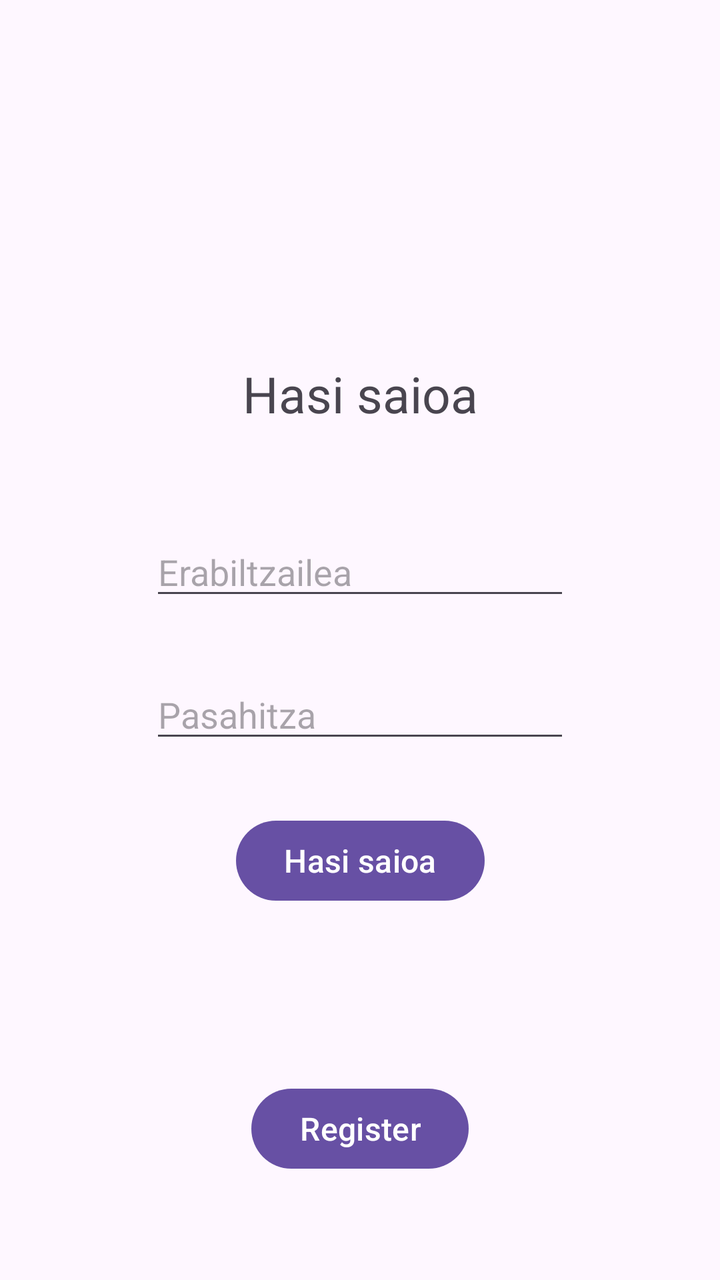
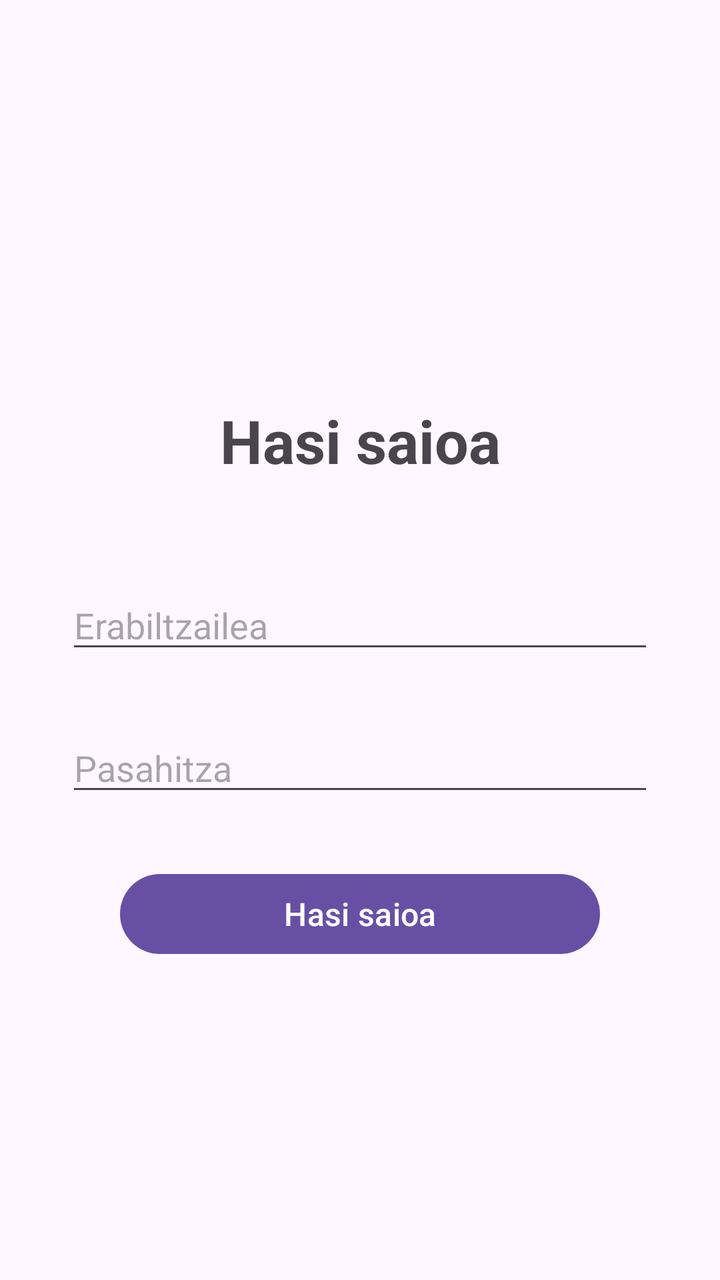

Compare the two renders of this Android layout. The source of the first and the diff that turns it into the second are given below.
<!-- AndroidManifest.xml: application theme Theme.Erronka4 -->
<!-- res/layout/activity_login.xml -->
<?xml version="1.0" encoding="utf-8"?>
<androidx.constraintlayout.widget.ConstraintLayout xmlns:android="http://schemas.android.com/apk/res/android"
    xmlns:app="http://schemas.android.com/apk/res-auto"
    xmlns:tools="http://schemas.android.com/tools"
    android:id="@+id/main"
    android:layout_width="match_parent"
    android:layout_height="match_parent"
    tools:context=".Login">

    <EditText
        android:id="@+id/editTextRegisterPassword"
        android:layout_width="wrap_content"
        android:layout_height="wrap_content"
        android:layout_marginTop="30dp"
        android:ems="10"
        android:hint="Pasahitza"
        android:inputType="text"
        android:textSize="18sp"
        app:layout_constraintEnd_toEndOf="parent"
        app:layout_constraintStart_toStartOf="parent"
        app:layout_constraintTop_toBottomOf="@+id/editTextRegisterUsername" />

    <EditText
        android:id="@+id/editTextRegisterUsername"
        android:layout_width="wrap_content"
        android:layout_height="wrap_content"
        android:layout_marginTop="50dp"
        android:ems="10"
        android:hint="Erabiltzailea"
        android:inputType="text"
        android:textSize="18sp"
        app:layout_constraintEnd_toEndOf="parent"
        app:layout_constraintStart_toStartOf="parent"
        app:layout_constraintTop_toBottomOf="@+id/textView4" />

    <TextView
        android:id="@+id/textView4"
        android:layout_width="wrap_content"
        android:layout_height="wrap_content"
        android:layout_marginTop="180dp"
        android:text="Hasi saioa"
        android:textSize="25sp"
        app:layout_constraintEnd_toEndOf="parent"
        app:layout_constraintStart_toStartOf="parent"
        app:layout_constraintTop_toTopOf="parent" />

    <Button
        android:id="@+id/btnCreateAcount"
        android:layout_width="wrap_content"
        android:layout_height="wrap_content"
        android:layout_marginTop="30dp"
        android:text="Hasi saioa"
        android:textSize="16sp"
        app:layout_constraintEnd_toEndOf="parent"
        app:layout_constraintStart_toStartOf="parent"
        app:layout_constraintTop_toBottomOf="@+id/editTextRegisterPassword" />

    <Button
        android:id="@+id/btnGoToRegister"
        android:layout_width="wrap_content"
        android:layout_height="wrap_content"
        android:layout_marginTop="164dp"
        android:text="Register"
        android:textSize="16sp"
        app:layout_constraintEnd_toEndOf="parent"
        app:layout_constraintStart_toStartOf="parent"
        app:layout_constraintTop_toBottomOf="@+id/editTextRegisterPassword" />
</androidx.constraintlayout.widget.ConstraintLayout>
<!-- resources referenced by this layout -->
<resources>
  <style name="Theme.Erronka4" parent="Base.Theme.Erronka4" />
  <style name="Base.Theme.Erronka4" parent="Theme.Material3.DayNight.NoActionBar">
          
          
      </style>
</resources>

<!-- the commit's change to res/layout/activity_login.xml (unified diff, before → after) -->
@@ -12,9 +12,9 @@
         android:layout_width="wrap_content"
         android:layout_height="wrap_content"
         android:layout_marginTop="30dp"
-        android:ems="10"
+        android:ems="14"
         android:hint="Pasahitza"
-        android:inputType="text"
+        android:inputType="textPassword"
         android:textSize="18sp"
         app:layout_constraintEnd_toEndOf="parent"
         app:layout_constraintStart_toStartOf="parent"
@@ -25,7 +25,7 @@
         android:layout_width="wrap_content"
         android:layout_height="wrap_content"
         android:layout_marginTop="50dp"
-        android:ems="10"
+        android:ems="14"
         android:hint="Erabiltzailea"
         android:inputType="text"
         android:textSize="18sp"
@@ -37,32 +37,25 @@
         android:id="@+id/textView4"
         android:layout_width="wrap_content"
         android:layout_height="wrap_content"
-        android:layout_marginTop="180dp"
+        android:layout_marginTop="200dp"
         android:text="Hasi saioa"
-        android:textSize="25sp"
+        android:textSize="30sp"
+        android:textStyle="bold"
         app:layout_constraintEnd_toEndOf="parent"
         app:layout_constraintStart_toStartOf="parent"
         app:layout_constraintTop_toTopOf="parent" />
 
     <Button
         android:id="@+id/btnCreateAcount"
-        android:layout_width="wrap_content"
+        android:layout_width="0dp"
         android:layout_height="wrap_content"
+        android:layout_marginStart="60dp"
         android:layout_marginTop="30dp"
+        android:layout_marginEnd="60dp"
         android:text="Hasi saioa"
         android:textSize="16sp"
         app:layout_constraintEnd_toEndOf="parent"
         app:layout_constraintStart_toStartOf="parent"
         app:layout_constraintTop_toBottomOf="@+id/editTextRegisterPassword" />
 
-    <Button
-        android:id="@+id/btnGoToRegister"
-        android:layout_width="wrap_content"
-        android:layout_height="wrap_content"
-        android:layout_marginTop="164dp"
-        android:text="Register"
-        android:textSize="16sp"
-        app:layout_constraintEnd_toEndOf="parent"
-        app:layout_constraintStart_toStartOf="parent"
-        app:layout_constraintTop_toBottomOf="@+id/editTextRegisterPassword" />
 </androidx.constraintlayout.widget.ConstraintLayout>
